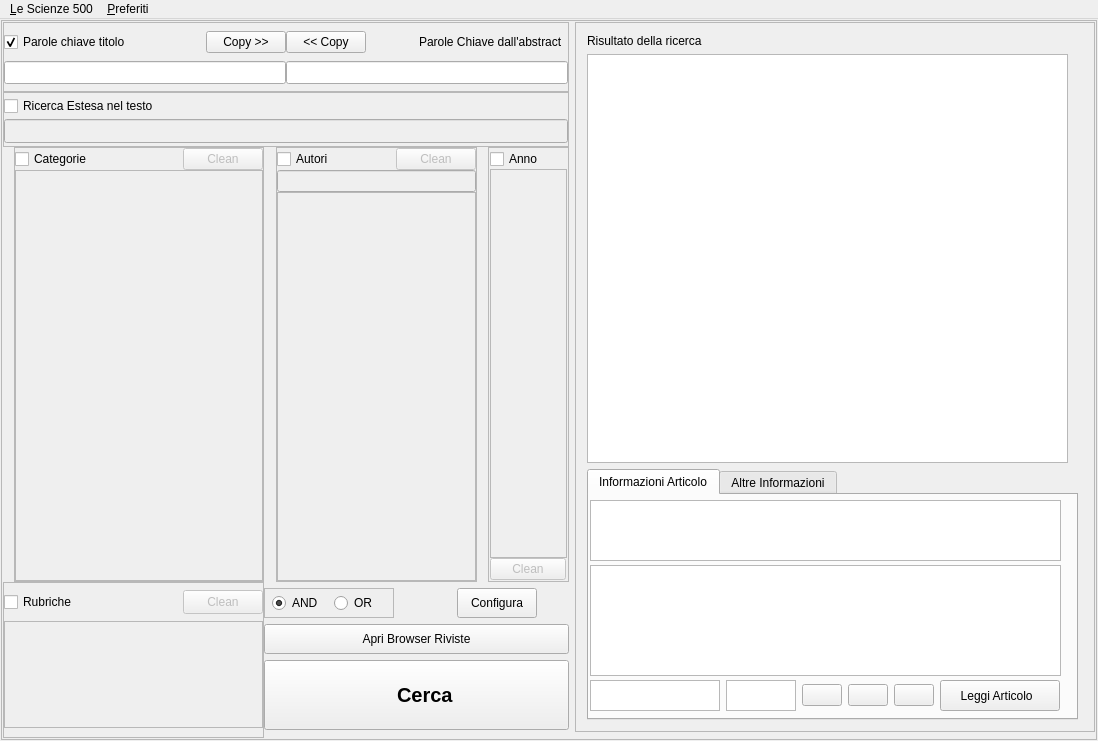
simon-r/LeScienze500, file lescienze500/src/lescienze500.ui: the form before one commit.
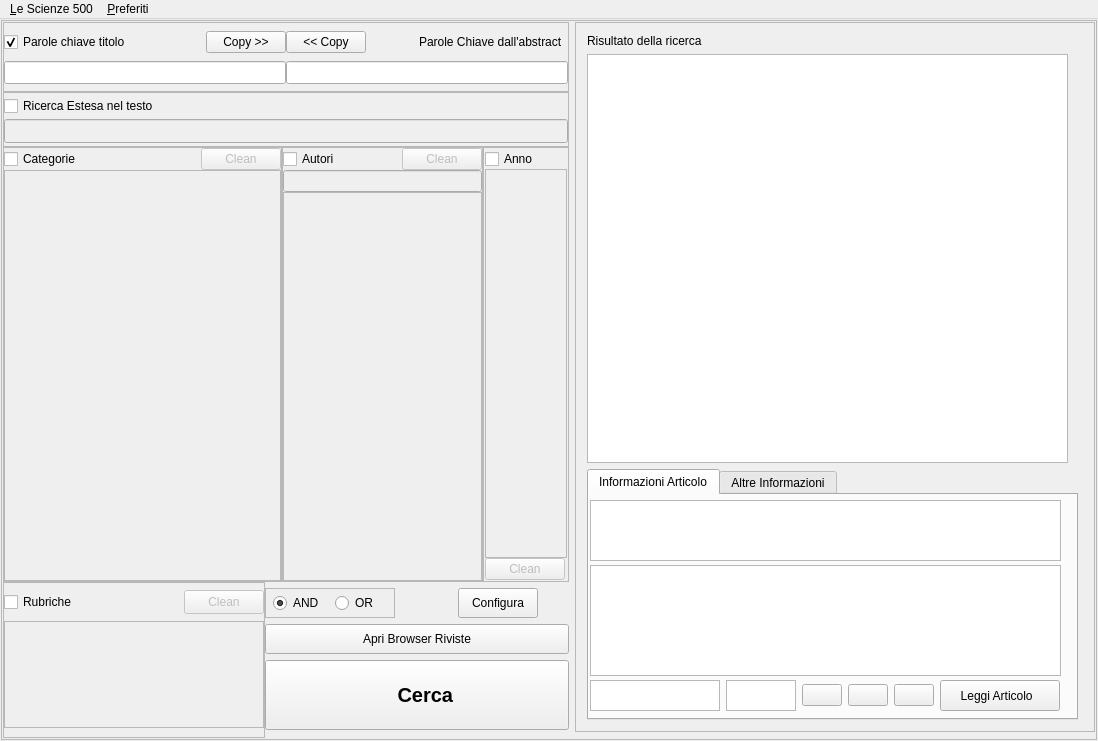
The form after the commit. Icons and pictures are not drawn.

Commit message: ven  5 nov 2010, 08.57.54, CET

```diff
--- a/lescienze500/src/lescienze500.ui
+++ b/lescienze500/src/lescienze500.ui
@@ -805,6 +805,9 @@
              <property name="frameShadow">
               <enum>QFrame::Plain</enum>
              </property>
+             <property name="lineWidth">
+              <number>0</number>
+             </property>
              <layout class="QHBoxLayout" name="horizontalLayout">
               <property name="spacing">
                <number>0</number>
@@ -812,19 +815,6 @@
               <property name="margin">
                <number>0</number>
               </property>
-              <item>
-               <spacer name="horizontalSpacer_7">
-                <property name="orientation">
-                 <enum>Qt::Horizontal</enum>
-                </property>
-                <property name="sizeHint" stdset="0">
-                 <size>
-                  <width>40</width>
-                  <height>20</height>
-                 </size>
-                </property>
-               </spacer>
-              </item>
               <item>
                <widget class="QFrame" name="frameCategoria">
                 <property name="minimumSize">
@@ -835,7 +825,7 @@
                 </property>
                 <property name="maximumSize">
                  <size>
-                  <width>200</width>
+                  <width>16777215</width>
                   <height>16777215</height>
                  </size>
                 </property>
@@ -910,19 +900,6 @@
                 </layout>
                </widget>
               </item>
-              <item>
-               <spacer name="horizontalSpacer_5">
-                <property name="orientation">
-                 <enum>Qt::Horizontal</enum>
-                </property>
-                <property name="sizeHint" stdset="0">
-                 <size>
-                  <width>40</width>
-                  <height>20</height>
-                 </size>
-                </property>
-               </spacer>
-              </item>
               <item>
                <widget class="QFrame" name="FrameAutori">
                 <property name="enabled">
@@ -1003,19 +980,6 @@
                 </layout>
                </widget>
               </item>
-              <item>
-               <spacer name="horizontalSpacer_6">
-                <property name="orientation">
-                 <enum>Qt::Horizontal</enum>
-                </property>
-                <property name="sizeHint" stdset="0">
-                 <size>
-                  <width>40</width>
-                  <height>20</height>
-                 </size>
-                </property>
-               </spacer>
-              </item>
               <item>
                <widget class="QFrame" name="FrameAnno">
                 <property name="enabled">
@@ -1029,7 +993,7 @@
                 </property>
                 <property name="maximumSize">
                  <size>
-                  <width>81</width>
+                  <width>86</width>
                   <height>16777215</height>
                  </size>
                 </property>
@@ -1054,6 +1018,11 @@
                    <property name="enabled">
                     <bool>false</bool>
                    </property>
+                   <property name="font">
+                    <font>
+                     <pointsize>9</pointsize>
+                    </font>
+                   </property>
                    <property name="alternatingRowColors">
                     <bool>false</bool>
                    </property>
@@ -1119,12 +1088,15 @@
               <enum>QFrame::NoFrame</enum>
              </property>
              <property name="frameShadow">
-              <enum>QFrame::Raised</enum>
+              <enum>QFrame::Plain</enum>
              </property>
              <layout class="QHBoxLayout" name="horizontalLayout_2">
               <property name="spacing">
                <number>0</number>
               </property>
+              <property name="sizeConstraint">
+               <enum>QLayout::SetNoConstraint</enum>
+              </property>
               <property name="margin">
                <number>0</number>
               </property>
@@ -1138,7 +1110,7 @@
                 </property>
                 <property name="maximumSize">
                  <size>
-                  <width>261</width>
+                  <width>262</width>
                   <height>16777215</height>
                  </size>
                 </property>
@@ -1191,7 +1163,7 @@
                    </property>
                    <property name="minimumSize">
                     <size>
-                     <width>156</width>
+                     <width>0</width>
                      <height>97</height>
                     </size>
                    </property>
```
